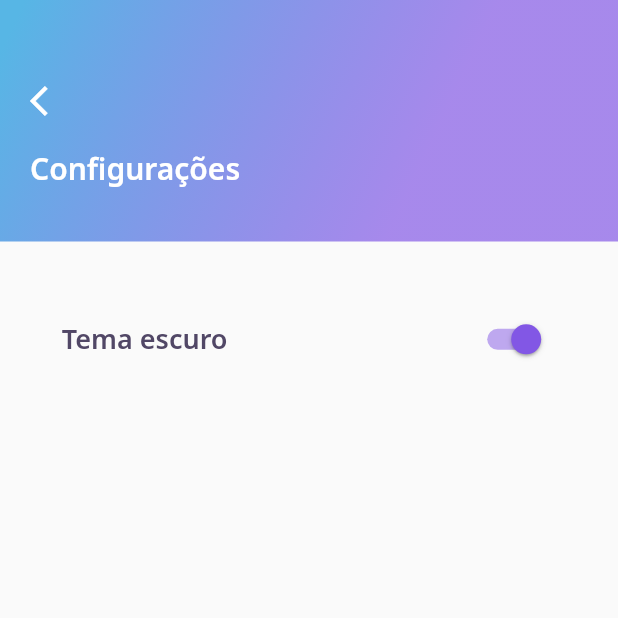
After one commit to SamillyNunes/dev_quiz_nlw5, a Flutter app: the SettingsPage screen opened by its route, on a phone screen of 412 x 824 dp, the top half of it. The commit adds this screen. Run offline on Flutter 3.47's test engine with Material 2 defaults, Android fonts, the phone set to English and light mode, and no system bars; our stand-ins replace firebase_auth, firebase_core, google_fonts, google_sign_in, share_plus; accounts and stored records are empty; network calls fail.

Commit message:
Settings page added

```diff
--- a/lib/core/app_routes.dart
+++ b/lib/core/app_routes.dart
@@ -4,4 +4,5 @@ class AppRoutes {
   static String get challengeRoute => "/challenge";
   static String get resultRoute => "/result";
   static String get loginRoute => "/login";
+  static String get settingsRoute => "/settings";
 }
--- a/lib/core/app_widget.dart
+++ b/lib/core/app_widget.dart
@@ -7,6 +7,7 @@ class AppWidget extends StatelessWidget {
     return MaterialApp(
       title: "DevQuiz",
       debugShowCheckedModeBanner: false,
+      // home: SettingsPage(),
       initialRoute: "/",
       onGenerateRoute: AppRouter.generateRoute,
     );
--- a/lib/routers/routers.dart
+++ b/lib/routers/routers.dart
@@ -1,3 +1,4 @@
+import 'package:dev_quiz/view/settings/settings_page.dart';
 import 'package:flutter/material.dart';
 
 import 'package:dev_quiz/view/challenge/challenge_page.dart';
@@ -13,6 +14,7 @@ const String homeRoute = "/home";
 const String challengeRoute = "/challenge";
 const String resultRoute = "/result";
 const String loginRoute = "/login";
+const String settingsRoute = "/settings";
 
 class AppRouter {
   static Route<dynamic> generateRoute(RouteSettings settings) {
@@ -46,6 +48,8 @@ class AppRouter {
         }
       case loginRoute:
         return MaterialPageRoute(builder: (_) => LoginPage());
+      case settingsRoute:
+        return MaterialPageRoute(builder: (_) => SettingsPage());
 
       default:
         if (args is HomePageArgs) {
--- a/lib/view/home/home_page.dart
+++ b/lib/view/home/home_page.dart
@@ -40,6 +40,7 @@ class _HomePageState extends State<HomePage> {
         appBar: AppBarWidget(
           // perceba que aqui usamos o ! para garantir ao dart que o usuario nao sera nulo
           user: widget.user,
+          context: context,
         ),
         body: Padding(
           padding: const EdgeInsets.symmetric(
--- a/lib/view/home/widgets/appbar/app_bar_widget.dart
+++ b/lib/view/home/widgets/appbar/app_bar_widget.dart
@@ -1,3 +1,4 @@
+import 'package:dev_quiz/core/app_routes.dart';
 import 'package:dev_quiz/core/core.dart';
 import 'package:dev_quiz/view/home/widgets/score_card/score_card_widget.dart';
 import 'package:dev_quiz/view/shared/models/user_model.dart';
@@ -5,7 +6,8 @@ import 'package:flutter/material.dart';
 
 class AppBarWidget extends PreferredSize {
   final UserModel user;
-  AppBarWidget({required this.user})
+  final BuildContext context;
+  AppBarWidget({required this.user, required this.context})
       : super(
           preferredSize: Size.fromHeight(250),
           child: Container(
@@ -36,7 +38,14 @@ class AppBarWidget extends PreferredSize {
                           ],
                         ),
                       ),
-                      Container(
+                      GestureDetector(
+                        onTap: () {
+                          Navigator.pushNamed(
+                            context,
+                            AppRoutes.settingsRoute,
+                          );
+                        },
+                        child: Container(
                           width: 58,
                           height: 58,
                           decoration: BoxDecoration(
@@ -44,6 +53,7 @@ class AppBarWidget extends PreferredSize {
                             image: DecorationImage(
                               image: NetworkImage(
                                 user.photoUrl,
+                              ),
                             ),
                           ),
                         ),
--- /dev/null
+++ b/lib/view/settings/settings_page.dart
@@ -0,0 +1,58 @@
+import 'package:dev_quiz/core/app_text_styles.dart';
+import 'package:dev_quiz/core/core.dart';
+import 'package:dev_quiz/view/settings/widgets/settings_tile.dart';
+import 'package:dev_quiz/view/shared/widgets/gradient_app_bar_widget.dart';
+import 'package:flutter/material.dart';
+
+class SettingsPage extends StatelessWidget {
+  @override
+  Widget build(BuildContext context) {
+    Size deviceSize = MediaQuery.of(context).size;
+    return Scaffold(
+      appBar: PreferredSize(
+        child: GradientAppBarWidget(
+          child: Column(
+            mainAxisAlignment: MainAxisAlignment.center,
+            crossAxisAlignment: CrossAxisAlignment.start,
+            children: [
+              Padding(
+                padding: const EdgeInsets.symmetric(
+                  vertical: 20,
+                ),
+                child: InkWell(
+                  onTap: () {
+                    Navigator.pop(context);
+                  },
+                  child: Icon(
+                    Icons.arrow_back_ios,
+                    color: AppColors.white,
+                  ),
+                ),
+              ),
+              Text(
+                "Configurações",
+                style: AppTextStyles.titleBold.copyWith(
+                  color: AppColors.white,
+                ),
+              ),
+            ],
+          ),
+        ),
+        preferredSize: Size.fromHeight(250),
+      ),
+      body: Padding(
+        padding: EdgeInsets.symmetric(
+          horizontal: deviceSize.width * 0.1,
+          vertical: deviceSize.height * 0.05,
+        ),
+        child: Column(
+          children: [
+            SettingsTile(
+              title: "Tema escuro",
+            ),
+          ],
+        ),
+      ),
+    );
+  }
+}
--- /dev/null
+++ b/lib/view/settings/widgets/settings_tile.dart
@@ -0,0 +1,30 @@
+import 'package:dev_quiz/core/core.dart';
+import 'package:flutter/material.dart';
+
+import 'package:dev_quiz/core/app_text_styles.dart';
+
+class SettingsTile extends StatelessWidget {
+  final String title;
+  const SettingsTile({
+    Key? key,
+    required this.title,
+  }) : super(key: key);
+
+  @override
+  Widget build(BuildContext context) {
+    return Row(
+      mainAxisAlignment: MainAxisAlignment.spaceBetween,
+      children: [
+        Text(
+          title,
+          style: AppTextStyles.heading,
+        ),
+        Switch(
+          value: true,
+          onChanged: (v) {},
+          activeColor: AppColors.purple,
+        ),
+      ],
+    );
+  }
+}
--- /dev/null
+++ b/lib/view/shared/widgets/gradient_app_bar_widget.dart
@@ -0,0 +1,25 @@
+import 'package:flutter/material.dart';
+
+import 'package:dev_quiz/core/core.dart';
+
+class GradientAppBarWidget extends StatelessWidget {
+  final Widget child;
+  const GradientAppBarWidget({
+    Key? key,
+    required this.child,
+  }) : super(key: key);
+  @override
+  Widget build(BuildContext context) {
+    return Container(
+      height: 161,
+      width: double.maxFinite,
+      padding: const EdgeInsets.symmetric(
+        horizontal: 20,
+      ),
+      decoration: BoxDecoration(
+        gradient: AppGradients.linear,
+      ),
+      child: child,
+    );
+  }
+}
```
Lines whose indentation alone changed are shown as unchanged.
